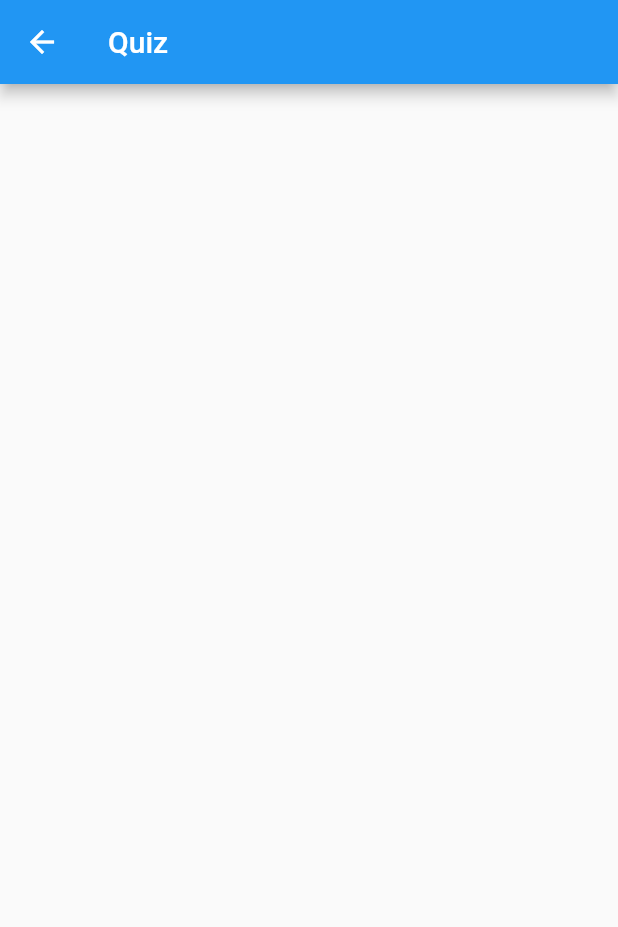
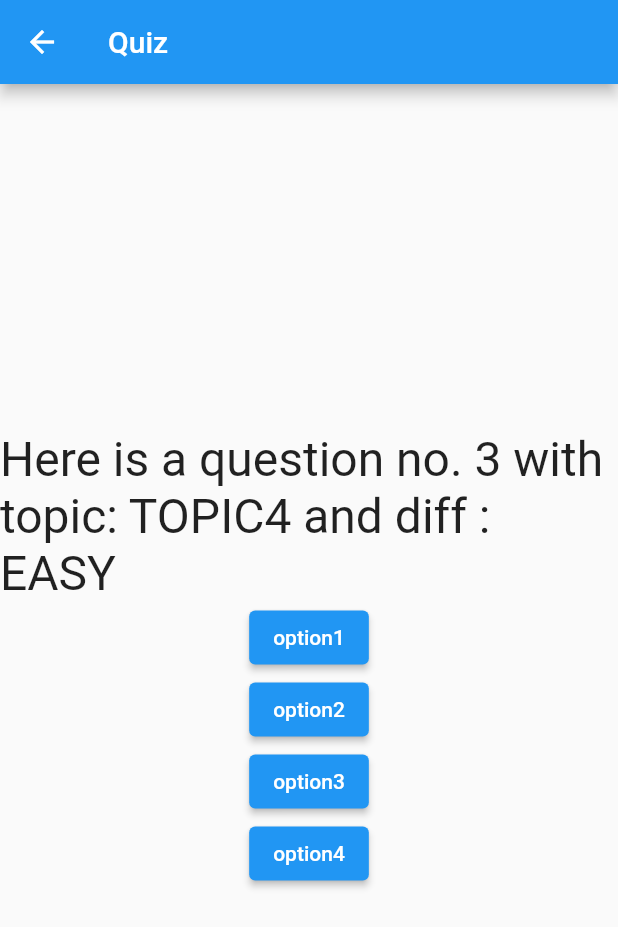
Before and after one commit to brijeshsoni1300/isro_mcq, a Flutter app: the TopicScreen screen opened directly, after a tap on "TOPIC4", on a phone screen of 412 x 824 dp. Shown: the top 927 px of the screen. Run offline on Flutter 3.47's test engine with Material 2 defaults, Android fonts, the phone set to English and light mode, and no system bars; our stand-ins replace get; network calls fail.

Commit message:
quiz section completed

```diff
--- a/lib/screens/quiz_screens/QuizScreen.dart
+++ b/lib/screens/quiz_screens/QuizScreen.dart
@@ -1,29 +1,115 @@
 import 'package:flutter/material.dart';
 import 'package:get/get.dart';
 import 'package:isro_mcq/controllers/questions_controller.dart';
+import 'package:isro_mcq/controllers/quiz_controller.dart';
 import 'package:isro_mcq/models/question.dart';
 
-class QuizScreen extends StatelessWidget {
-  String? topic = "";
-  String? difficulty = "";
-  QuizScreen({Key? key,required String? topic,required String? difficulty}) : super(key: key);
+class QuizScreen extends StatefulWidget {
+  String? topic;
+  String? difficulty;
 
+  QuizScreen(
+      {Key? key, required String? this.topic, required String? this.difficulty})
+      : super(key: key);
+
+  @override
+  State<QuizScreen> createState() => _QuizScreenState();
+}
+
+class _QuizScreenState extends State<QuizScreen> {
+  int currentQuestionIndex = 0;
 
   QuestionController questionController = Get.find();
-
-
+  // QuizController quizController = Get.find();
+  QuizController quizController = Get.put(QuizController());
   @override
   Widget build(BuildContext context) {
-    print("difficulty: ${difficulty}");
-    print("topic: ${topic}");
-    List<Question> questionsList = questionController.questionList.where((element) => (element.difficulty == difficulty && element.topic==topic)).toList();
-    print("questionlist length is : ${questionsList.length}");
-    for(int i=0; i<questionsList.length; i++){
-      print("question: ${questionsList[i].difficulty}");
-    }
+    // print("difficulty: ${difficulty}");
+    // print("topic: ${topic}");
+    List<Question> questionsList = questionController.questionList
+        .where((element) => (element.difficulty == widget.difficulty &&
+            element.topic == widget.topic))
+        .toList();
+    // print("questionlist length is : ${questionsList.length}");
+    // for (int i = 0; i < questionsList.length; i++) {
+    //   print("question: ${questionsList[i].difficulty}");
+    // }
+    print("currentQuestion index: ${currentQuestionIndex}");
     return Scaffold(
-      appBar: AppBar(title: Text("Quiz"),),
+      appBar: AppBar(
+        title: Text("Quiz"),
+      ),
+      body: Center(
+        child: currentQuestionIndex >= 10
+            ?
+        Container(
+          child: Column(
+            children: [
+              Text("You Got ${quizController.marks} out of ${quizController.total} ", style: TextStyle(
+                  fontSize: 32
+              ),),
+              ElevatedButton(onPressed: (){
+                Get.delete<QuizController>();
+                Navigator.pop(context);
+              }, child: Text("Lets go to the topic page") )
+            ],
+          ),
+        ): Column(
+          mainAxisAlignment: MainAxisAlignment.center,
+          children: [
+            Text(
+              "${questionsList[currentQuestionIndex].question}",
+              style: TextStyle(fontSize: 32),
+            ),
+            ElevatedButton(
+                onPressed: () {
+                  quizController
+                      .updateMarks(questionsList[currentQuestionIndex].option1);
+                  setState(() {
 
+                      currentQuestionIndex++;
+
+                  });
+                },
+                child: Text("option1")),
+            ElevatedButton(
+                onPressed: () {
+                  quizController
+                      .updateMarks(questionsList[currentQuestionIndex].option2);
+                  setState(() {
+
+                      currentQuestionIndex++;
+
+                  });
+                },
+                child: Text("option2")),
+            ElevatedButton(
+                onPressed: () {
+                  quizController
+                      .updateMarks(questionsList[currentQuestionIndex].option3);
+                  setState(() {
+
+                      currentQuestionIndex++;
+
+                  });
+                },
+                child: Text("option3")),
+            ElevatedButton(
+                onPressed: () {
+
+                  quizController
+                      .updateMarks(questionsList[currentQuestionIndex].option4);
+                  setState(() {
+
+                      currentQuestionIndex++;
+
+                  });
+                },
+                child: Text("option4")),
+
+          ],
+        ),
+      ),
     );
   }
 }
--- a/lib/screens/quiz_screens/topic_screen.dart
+++ b/lib/screens/quiz_screens/topic_screen.dart
@@ -1,6 +1,7 @@
 import 'package:flutter/material.dart';
 import 'package:get/get.dart';
 import 'package:isro_mcq/controllers/questions_controller.dart';
+import 'package:isro_mcq/controllers/quiz_controller.dart';
 
 import 'QuizScreen.dart';
 
@@ -14,6 +15,8 @@ class TopicScreen extends StatefulWidget {
 class _TopicScreenState extends State<TopicScreen> {
   String difficulty = "EASY";
   QuestionController quesionController = Get.put(QuestionController());
+
+
   @override
   Widget build(BuildContext context) {
     return Scaffold(
@@ -78,7 +81,17 @@ class _TopicScreenState extends State<TopicScreen> {
               ],
             ),
             GestureDetector(
-              onTap: (() {}),
+              onTap: (() {
+                Navigator.push(
+                  context,
+                  MaterialPageRoute(
+                    builder: (context) => QuizScreen(
+                      topic: "TOPIC1",
+                      difficulty: difficulty,
+                    ),
+                  ),
+                );
+              }),
               child: Container(
                   height: 100,
                   width: 150,
@@ -86,7 +99,17 @@ class _TopicScreenState extends State<TopicScreen> {
                   child: Center(child: Text("TOPIC1"))),
             ),
             GestureDetector(
-              onTap: (() {}),
+              onTap: (() {
+                Navigator.push(
+                  context,
+                  MaterialPageRoute(
+                    builder: (context) => QuizScreen(
+                      topic: "TOPIC2",
+                      difficulty: difficulty,
+                    ),
+                  ),
+                );
+              }),
               child: Container(
                   height: 100,
                   width: 150,
@@ -94,7 +117,17 @@ class _TopicScreenState extends State<TopicScreen> {
                   child: Center(child: Text("TOPIC2"))),
             ),
             GestureDetector(
-              onTap: (() {}),
+              onTap: (() {
+                Navigator.push(
+                  context,
+                  MaterialPageRoute(
+                    builder: (context) => QuizScreen(
+                      topic: "TOPIC3",
+                      difficulty: difficulty,
+                    ),
+                  ),
+                );
+              }),
               child: Container(
                   height: 100,
                   width: 150,
@@ -106,9 +139,9 @@ class _TopicScreenState extends State<TopicScreen> {
                 Navigator.push(
                   context,
                   MaterialPageRoute(
-                    builder: (context) => QuizScreen(topic: "TOPIC4", difficulty: difficulty),
-                    settings: RouteSettings(
-                      arguments: {"TOPIC4", difficulty},
+                    builder: (context) => QuizScreen(
+                      topic: "TOPIC4",
+                      difficulty: difficulty,
                     ),
                   ),
                 );
```
Also changed, not shown: lib/controllers/questions_controller.dart (+9 -6 lines), lib/controllers/quiz_controller.dart (+7 -7 lines).
